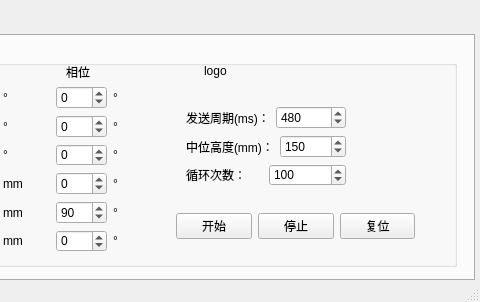
urgotz/LabTool, file StewartCtrlPanelUI.ui: the form before one commit; both pictures show x 316 to 796 and y 0 to 302 of the 796 by 302 pixel window.
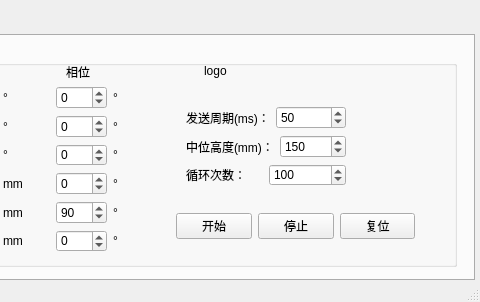
The form after the commit.

Diff of the .ui file:
```diff
--- a/StewartCtrlPanelUI.ui
+++ b/StewartCtrlPanelUI.ui
@@ -886,7 +886,7 @@
              <number>10000</number>
             </property>
             <property name="value">
-             <number>480</number>
+             <number>50</number>
             </property>
            </widget>
           </item>
```
